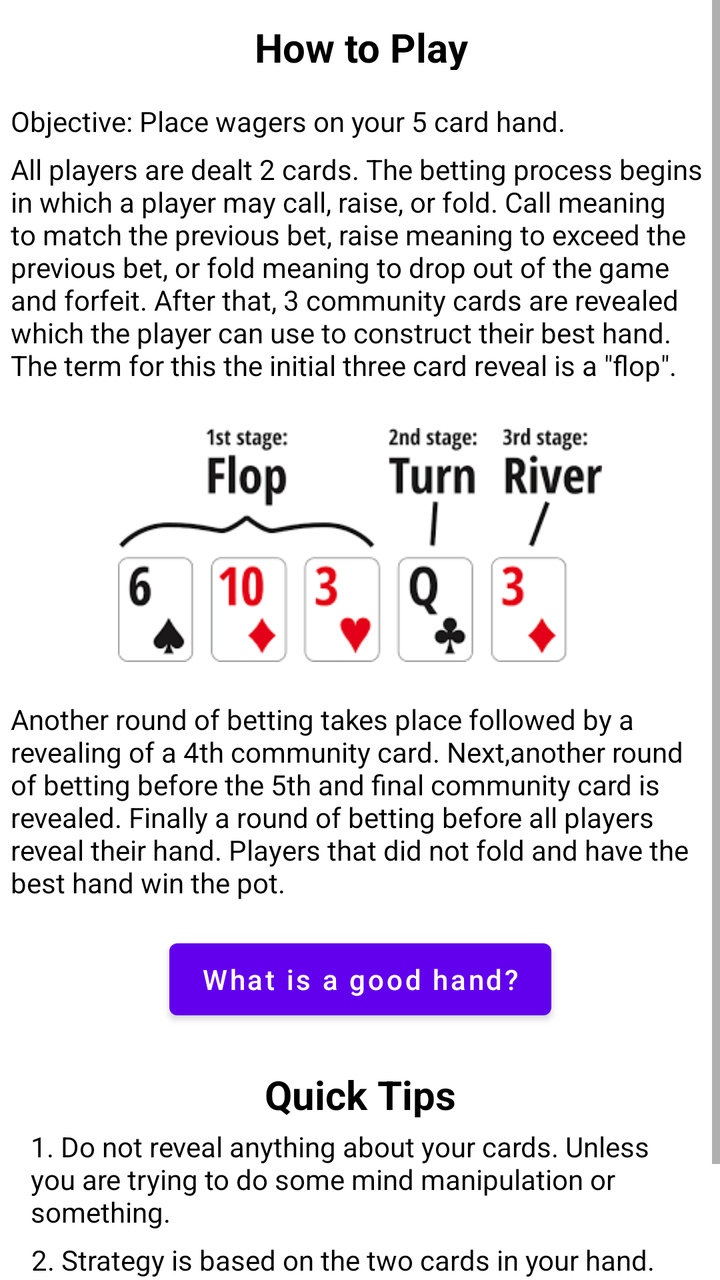
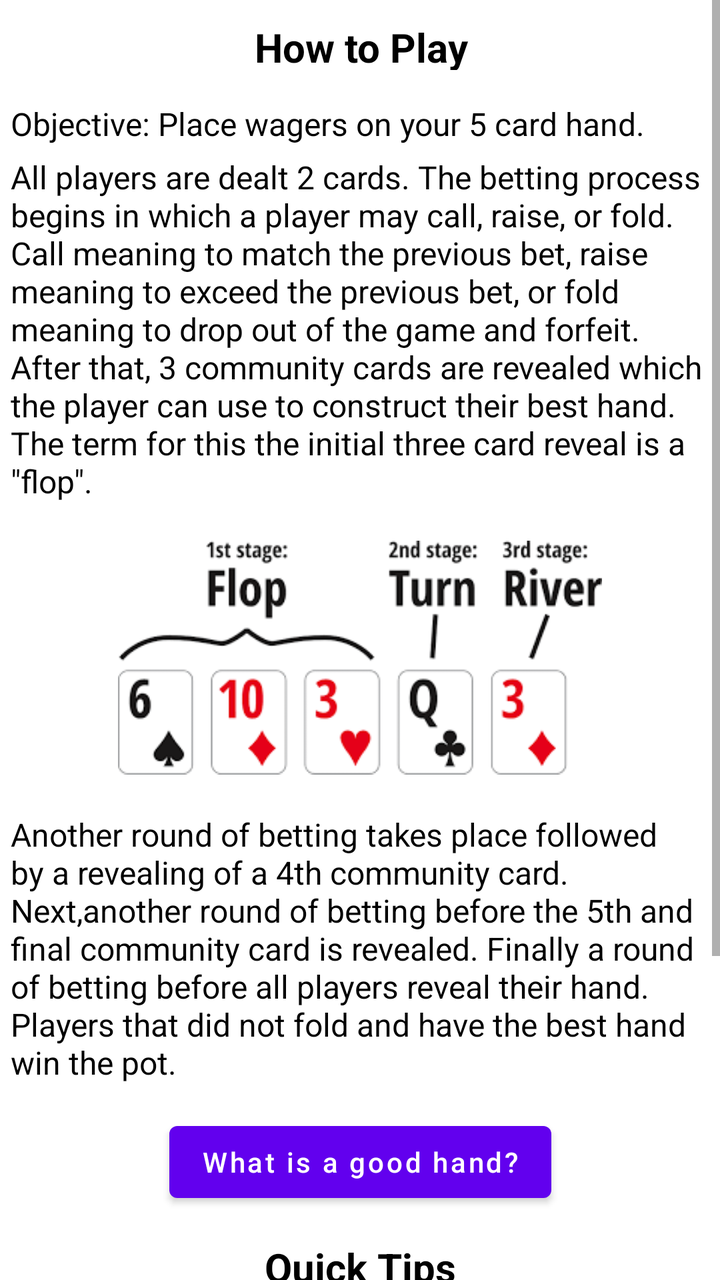

Compare the two renders of this Android layout. The source of the first and the diff that turns it into the second are given below.
<!-- AndroidManifest.xml: application theme Theme.GamblingBadger -->
<!-- res/layout/fragment_t_x_tip.xml -->
<?xml version="1.0" encoding="utf-8"?>
<androidx.constraintlayout.widget.ConstraintLayout xmlns:android="http://schemas.android.com/apk/res/android"
    xmlns:app="http://schemas.android.com/apk/res-auto"
    xmlns:tools="http://schemas.android.com/tools"
    android:layout_width="match_parent"
    android:layout_height="match_parent"
    tools:context=".tips.TXTipFrag">

    <ScrollView
        android:layout_width="match_parent"
        android:layout_height="wrap_content"
        app:layout_constraintBottom_toBottomOf="parent"
        app:layout_constraintEnd_toEndOf="parent"
        app:layout_constraintHorizontal_bias="0.5"
        app:layout_constraintStart_toStartOf="parent"
        app:layout_constraintTop_toTopOf="parent"
        app:layout_constraintVertical_bias="0.5">

        <androidx.constraintlayout.widget.ConstraintLayout
            android:layout_width="match_parent"
            android:layout_height="wrap_content"
            app:layout_constraintBottom_toBottomOf="parent"
            app:layout_constraintEnd_toEndOf="parent"
            app:layout_constraintHorizontal_bias="0.5"
            app:layout_constraintStart_toStartOf="parent"
            app:layout_constraintTop_toTopOf="parent"
            app:layout_constraintVertical_bias="0.5"
            tools:layout_editor_absoluteY="114dp">

            <TextView
                android:id="@+id/bt2"
                android:layout_width="370dp"
                android:layout_height="wrap_content"
                android:layout_marginStart="20dp"
                android:layout_marginTop="12dp"
                android:layout_marginEnd="20dp"
                android:paddingHorizontal="10dp"
                android:text="@string/txHoldemBasicspt2"
                android:textAlignment="textStart"
                android:textColor="#000000"
                android:textSize="14sp"
                app:layout_constraintEnd_toEndOf="parent"
                app:layout_constraintStart_toStartOf="parent"
                app:layout_constraintTop_toBottomOf="@+id/imageView3" />

            <TextView
                android:id="@+id/t4"
                android:layout_width="350dp"
                android:layout_height="wrap_content"
                android:layout_marginStart="20dp"
                android:layout_marginTop="5dp"
                android:layout_marginEnd="20dp"
                android:paddingHorizontal="10dp"
                android:text="@string/txHoldemTip4"
                android:textAlignment="textStart"
                android:textColor="#000000"
                android:textSize="14sp"
                app:layout_constraintEnd_toEndOf="parent"
                app:layout_constraintHorizontal_bias="0.491"
                app:layout_constraintStart_toStartOf="parent"
                app:layout_constraintTop_toBottomOf="@+id/t3" />

            <TextView
                android:id="@+id/t3"
                android:layout_width="350dp"
                android:layout_height="wrap_content"
                android:layout_marginStart="20dp"
                android:layout_marginTop="5dp"
                android:layout_marginEnd="20dp"
                android:paddingHorizontal="10dp"
                android:text="@string/txHoldemTip3"
                android:textAlignment="textStart"
                android:textColor="#000000"
                android:textSize="14sp"
                app:layout_constraintEnd_toEndOf="parent"
                app:layout_constraintHorizontal_bias="0.483"
                app:layout_constraintStart_toStartOf="parent"
                app:layout_constraintTop_toBottomOf="@+id/t2" />

            <TextView
                android:id="@+id/t2"
                android:layout_width="350dp"
                android:layout_height="wrap_content"
                android:layout_marginStart="20dp"
                android:layout_marginTop="5dp"
                android:layout_marginEnd="20dp"
                android:paddingHorizontal="10dp"
                android:text="@string/txHoldemTip2"
                android:textAlignment="textStart"
                android:textColor="#000000"
                android:textSize="14sp"
                app:layout_constraintEnd_toEndOf="parent"
                app:layout_constraintHorizontal_bias="0.483"
                app:layout_constraintStart_toStartOf="parent"
                app:layout_constraintTop_toBottomOf="@+id/t1" />

            <TextView
                android:id="@+id/t1"
                android:layout_width="350dp"
                android:layout_height="wrap_content"
                android:layout_marginStart="20dp"
                android:layout_marginTop="5dp"
                android:layout_marginEnd="20dp"
                android:paddingHorizontal="10dp"
                android:text="@string/txHoldemTip1"
                android:textAlignment="textStart"
                android:textColor="#000000"
                android:textSize="14sp"
                app:layout_constraintEnd_toEndOf="parent"
                app:layout_constraintHorizontal_bias="0.491"
                app:layout_constraintStart_toStartOf="parent"
                app:layout_constraintTop_toBottomOf="@+id/qt" />

            <TextView
                android:id="@+id/qt"
                android:layout_width="190dp"
                android:layout_height="25dp"
                android:layout_marginTop="20dp"
                android:paddingHorizontal="10dp"
                android:text="@string/quickTips"
                android:textAlignment="center"
                android:textColor="#000000"
                android:textSize="20sp"
                android:textStyle="bold"
                app:layout_constraintEnd_toEndOf="parent"
                app:layout_constraintStart_toStartOf="parent"
                app:layout_constraintTop_toBottomOf="@+id/whatisagoodhandbutton" />

            <TextView
                android:id="@+id/bt"
                android:layout_width="370dp"
                android:layout_height="wrap_content"
                android:layout_marginTop="5dp"
                android:paddingHorizontal="10dp"
                android:text="@string/txHoldemBasics"
                android:textAlignment="textStart"
                android:textColor="#000000"
                android:textSize="14sp"
                app:layout_constraintEnd_toEndOf="parent"
                app:layout_constraintHorizontal_bias="0.5"
                app:layout_constraintStart_toStartOf="parent"
                app:layout_constraintTop_toBottomOf="@+id/obt" />

            <TextView
                android:id="@+id/obt"
                android:layout_width="370dp"
                android:layout_height="wrap_content"
                android:layout_marginTop="16dp"
                android:paddingHorizontal="10dp"
                android:text="@string/txHoldemObjective"
                android:textAlignment="textStart"
                android:textColor="#000000"
                android:textSize="14sp"
                app:layout_constraintEnd_toEndOf="parent"
                app:layout_constraintHorizontal_bias="0.5"
                app:layout_constraintStart_toStartOf="parent"
                app:layout_constraintTop_toBottomOf="@+id/htp" />

            <TextView
                android:id="@+id/htp"
                android:layout_width="370dp"
                android:layout_height="25dp"
                android:layout_marginTop="10dp"
                android:paddingHorizontal="10dp"
                android:text="@string/howToPlay"
                android:textAlignment="center"
                android:textColor="#000000"
                android:textSize="20sp"
                android:textStyle="bold"
                app:layout_constraintEnd_toEndOf="parent"
                app:layout_constraintHorizontal_bias="0.5"
                app:layout_constraintStart_toStartOf="parent"
                app:layout_constraintTop_toTopOf="parent" />

            <ImageView
                android:id="@+id/imageView3"
                android:layout_width="262dp"
                android:layout_height="131dp"
                android:layout_marginTop="15dp"
                android:contentDescription="@string/txHoldemBasics"
                android:paddingHorizontal="10dp"
                android:src="@drawable/flop_turn_river"
                app:layout_constraintEnd_toEndOf="parent"
                app:layout_constraintHorizontal_bias="0.5"
                app:layout_constraintStart_toStartOf="parent"
                app:layout_constraintTop_toBottomOf="@+id/bt" />

            <Button
                android:id="@+id/whatisagoodhandbutton"
                android:layout_width="wrap_content"
                android:layout_height="wrap_content"
                android:layout_marginTop="15dp"
                android:text="What is a good hand?"
                android:textAllCaps="false"
                app:layout_constraintEnd_toEndOf="parent"
                app:layout_constraintHorizontal_bias="0.5"
                app:layout_constraintStart_toStartOf="parent"
                app:layout_constraintTop_toBottomOf="@+id/bt2" />

        </androidx.constraintlayout.widget.ConstraintLayout>
    </ScrollView>
</androidx.constraintlayout.widget.ConstraintLayout>
<!-- resources referenced by this layout -->
<resources>
  <!-- drawable flop_turn_river: png bitmap (drawable, 6927 bytes) -->
  <string name="howToPlay">How to Play</string>
  <string name="quickTips">Quick Tips</string>
  <string name="txHoldemBasics">All players are dealt 2 cards. The betting process begins in which a player may  call, raise, or fold. Call meaning to match the previous bet, raise meaning to exceed the previous bet, or fold meaning to drop out of the game and forfeit. After that, 3 community cards are revealed which the player can use to construct their best hand. The term for this the initial three card reveal is a \"flop\".</string>
  <string name="txHoldemBasicspt2">Another round of betting takes place followed by a revealing of a 4th community card. Next,another round of betting before the 5th and final community card is revealed. Finally a round of betting before all players reveal their hand. Players that did not fold and have the best hand win the pot.</string>
  <string name="txHoldemObjective">Objective: Place wagers on your 5 card hand.  </string>
  <string name="txHoldemTip1">1. Do not reveal anything about your cards. Unless you are trying to do some mind manipulation or something.</string>
  <string name="txHoldemTip2">2. Strategy is based on the two cards in your hand.</string>
  <string name="txHoldemTip3">3. Do not be afraid to cut losses after seeing the flop.</string>
  <string name="txHoldemTip4">4. As the number of players decrease, the probability of a strong hand increases.</string>
  <style name="Theme.GamblingBadger" parent="Theme.MaterialComponents.DayNight.DarkActionBar">
          
          <item name="colorPrimary">@color/purple_500</item>
          <item name="colorPrimaryVariant">@color/purple_700</item>
          <item name="colorOnPrimary">@color/white</item>
          
          <item name="colorSecondary">@color/teal_200</item>
          <item name="colorSecondaryVariant">@color/teal_700</item>
          <item name="colorOnSecondary">@color/black</item>
          
          <item name="android:statusBarColor" tools:targetApi="l">?attr/colorPrimaryVariant</item>
          
      </style>
  <color name="purple_500">#FF6200EE</color>
  <color name="purple_700">#FF3700B3</color>
  <color name="white">#FFFFFFFF</color>
  <color name="teal_200">#FF03DAC5</color>
  <color name="teal_700">#FF018786</color>
  <color name="black">#FF000000</color>
</resources>

<!-- the commit's change to res/layout/fragment_t_x_tip.xml (unified diff, before → after) -->
@@ -38,7 +38,7 @@
                 android:text="@string/txHoldemBasicspt2"
                 android:textAlignment="textStart"
                 android:textColor="#000000"
-                android:textSize="14sp"
+                android:textSize="16sp"
                 app:layout_constraintEnd_toEndOf="parent"
                 app:layout_constraintStart_toStartOf="parent"
                 app:layout_constraintTop_toBottomOf="@+id/imageView3" />
@@ -50,13 +50,14 @@
                 android:layout_marginStart="20dp"
                 android:layout_marginTop="5dp"
                 android:layout_marginEnd="20dp"
+                android:layout_marginBottom="10dp"
                 android:paddingHorizontal="10dp"
                 android:text="@string/txHoldemTip4"
                 android:textAlignment="textStart"
                 android:textColor="#000000"
-                android:textSize="14sp"
-                app:layout_constraintEnd_toEndOf="parent"
-                app:layout_constraintHorizontal_bias="0.491"
+                android:textSize="16sp"
+                app:layout_constraintBottom_toBottomOf="parent"
+                app:layout_constraintEnd_toEndOf="parent"
                 app:layout_constraintStart_toStartOf="parent"
                 app:layout_constraintTop_toBottomOf="@+id/t3" />
 
@@ -71,7 +72,7 @@
                 android:text="@string/txHoldemTip3"
                 android:textAlignment="textStart"
                 android:textColor="#000000"
-                android:textSize="14sp"
+                android:textSize="16sp"
                 app:layout_constraintEnd_toEndOf="parent"
                 app:layout_constraintHorizontal_bias="0.483"
                 app:layout_constraintStart_toStartOf="parent"
@@ -88,7 +89,7 @@
                 android:text="@string/txHoldemTip2"
                 android:textAlignment="textStart"
                 android:textColor="#000000"
-                android:textSize="14sp"
+                android:textSize="16sp"
                 app:layout_constraintEnd_toEndOf="parent"
                 app:layout_constraintHorizontal_bias="0.483"
                 app:layout_constraintStart_toStartOf="parent"
@@ -105,7 +106,7 @@
                 android:text="@string/txHoldemTip1"
                 android:textAlignment="textStart"
                 android:textColor="#000000"
-                android:textSize="14sp"
+                android:textSize="16sp"
                 app:layout_constraintEnd_toEndOf="parent"
                 app:layout_constraintHorizontal_bias="0.491"
                 app:layout_constraintStart_toStartOf="parent"
@@ -115,7 +116,7 @@
                 android:id="@+id/qt"
                 android:layout_width="190dp"
                 android:layout_height="25dp"
-                android:layout_marginTop="20dp"
+                android:layout_marginTop="15dp"
                 android:paddingHorizontal="10dp"
                 android:text="@string/quickTips"
                 android:textAlignment="center"
@@ -124,7 +125,7 @@
                 android:textStyle="bold"
                 app:layout_constraintEnd_toEndOf="parent"
                 app:layout_constraintStart_toStartOf="parent"
-                app:layout_constraintTop_toBottomOf="@+id/whatisagoodhandbutton" />
+                app:layout_constraintTop_toBottomOf="@+id/whatisagoodhandbutton2" />
 
             <TextView
                 android:id="@+id/bt"
@@ -135,7 +136,7 @@
                 android:text="@string/txHoldemBasics"
                 android:textAlignment="textStart"
                 android:textColor="#000000"
-                android:textSize="14sp"
+                android:textSize="16sp"
                 app:layout_constraintEnd_toEndOf="parent"
                 app:layout_constraintHorizontal_bias="0.5"
                 app:layout_constraintStart_toStartOf="parent"
@@ -150,7 +151,7 @@
                 android:text="@string/txHoldemObjective"
                 android:textAlignment="textStart"
                 android:textColor="#000000"
-                android:textSize="14sp"
+                android:textSize="16sp"
                 app:layout_constraintEnd_toEndOf="parent"
                 app:layout_constraintHorizontal_bias="0.5"
                 app:layout_constraintStart_toStartOf="parent"
@@ -176,7 +177,7 @@
                 android:id="@+id/imageView3"
                 android:layout_width="262dp"
                 android:layout_height="131dp"
-                android:layout_marginTop="15dp"
+                android:layout_marginTop="12dp"
                 android:contentDescription="@string/txHoldemBasics"
                 android:paddingHorizontal="10dp"
                 android:src="@drawable/flop_turn_river"
@@ -186,7 +187,7 @@
                 app:layout_constraintTop_toBottomOf="@+id/bt" />
 
             <Button
-                android:id="@+id/whatisagoodhandbutton"
+                android:id="@+id/whatisagoodhandbutton2"
                 android:layout_width="wrap_content"
                 android:layout_height="wrap_content"
                 android:layout_marginTop="15dp"
